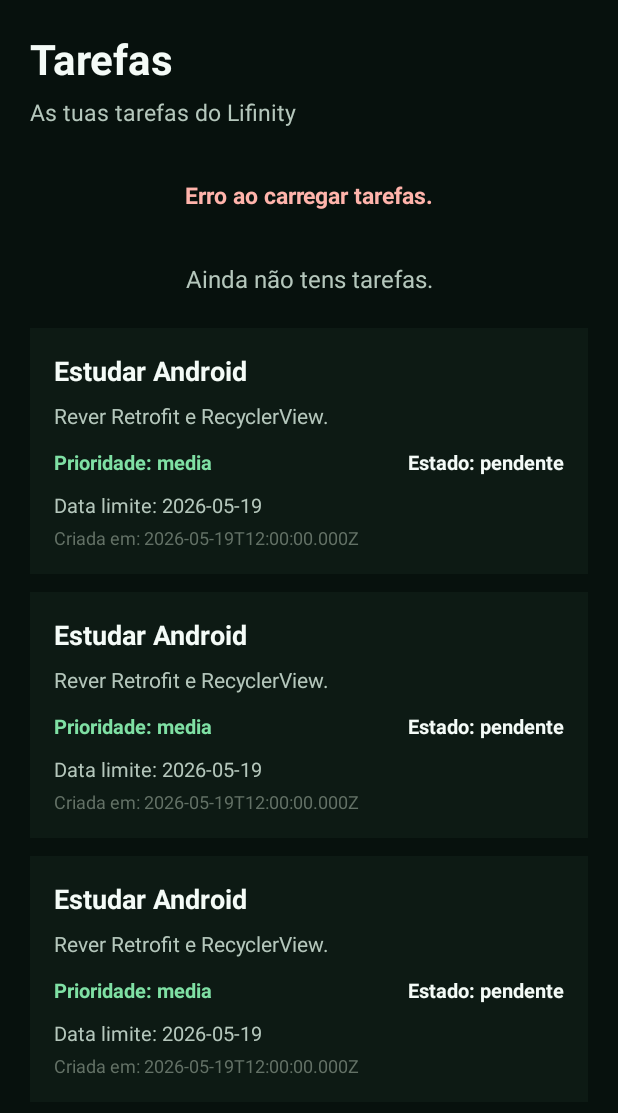
After one commit to oMaiorzeZinho/Lifinity, an Android app: the layout activity_tasks.xml on its own in the app's theme, with its tools: preview values and no code run, on a phone screen of 412 x 824 dp. The commit adds this screen. Shown: the top 1113 px of the screen. Run offline under Robolectric (Android 15) with nearby library versions, the light colour scheme and no system bars.

Commit message:
Adiciona listagem de tarefas no Android

```diff
--- a/android/LifinityAndroid/app/build.gradle.kts
+++ b/android/LifinityAndroid/app/build.gradle.kts
@@ -44,6 +44,7 @@ dependencies {
     implementation(libs.appcompat)
     implementation(libs.constraintlayout)
     implementation(libs.material)
+    implementation("androidx.recyclerview:recyclerview:1.3.2")
     implementation("com.squareup.retrofit2:retrofit:2.11.0")
     implementation("com.squareup.retrofit2:converter-gson:2.11.0")
     implementation("com.squareup.okhttp3:logging-interceptor:4.12.0")
--- a/android/LifinityAndroid/app/src/main/AndroidManifest.xml
+++ b/android/LifinityAndroid/app/src/main/AndroidManifest.xml
@@ -15,6 +15,9 @@
         android:theme="@style/Theme.Lifinity"
         android:usesCleartextTraffic="true">
         <activity
+            android:name=".TasksActivity"
+            android:exported="false" />
+        <activity
             android:name=".LoginActivity"
             android:exported="false" />
         <activity
--- a/android/LifinityAndroid/app/src/main/java/com/lifinity/app/MainActivity.java
+++ b/android/LifinityAndroid/app/src/main/java/com/lifinity/app/MainActivity.java
@@ -33,6 +33,7 @@ public class MainActivity extends AppCompatActivity {
             return insets;
         });
 
+        findViewById(R.id.viewTasksButton).setOnClickListener(v -> openTasksActivity());
         findViewById(R.id.logoutButton).setOnClickListener(v -> logout());
     }
 
@@ -47,6 +48,11 @@ public class MainActivity extends AppCompatActivity {
         finish();
     }
 
+    private void openTasksActivity() {
+        Intent intent = new Intent(this, TasksActivity.class);
+        startActivity(intent);
+    }
+
     private void logout() {
         SharedPreferences preferences = getSharedPreferences(PREFS_NAME, MODE_PRIVATE);
         preferences.edit()
--- /dev/null
+++ b/android/LifinityAndroid/app/src/main/res/layout/activity_tasks.xml
@@ -0,0 +1,74 @@
+<?xml version="1.0" encoding="utf-8"?>
+<LinearLayout xmlns:android="http://schemas.android.com/apk/res/android"
+    xmlns:tools="http://schemas.android.com/tools"
+    android:layout_width="match_parent"
+    android:layout_height="match_parent"
+    android:background="#07110D"
+    android:orientation="vertical"
+    android:padding="20dp"
+    tools:context=".TasksActivity">
+
+    <TextView
+        android:layout_width="match_parent"
+        android:layout_height="wrap_content"
+        android:text="Tarefas"
+        android:textColor="#F4FBF7"
+        android:textSize="28sp"
+        android:textStyle="bold" />
+
+    <TextView
+        android:layout_width="match_parent"
+        android:layout_height="wrap_content"
+        android:layout_marginTop="6dp"
+        android:text="As tuas tarefas do Lifinity"
+        android:textColor="#B5C7BC"
+        android:textSize="15sp" />
+
+    <ProgressBar
+        android:id="@+id/tasksProgressBar"
+        style="?android:attr/progressBarStyleLarge"
+        android:layout_width="wrap_content"
+        android:layout_height="wrap_content"
+        android:layout_gravity="center_horizontal"
+        android:layout_marginTop="40dp"
+        android:indeterminateTint="#7FE0A4"
+        android:visibility="gone" />
+
+    <TextView
+        android:id="@+id/tasksErrorText"
+        android:layout_width="match_parent"
+        android:layout_height="wrap_content"
+        android:layout_marginTop="34dp"
+        android:gravity="center"
+        android:textColor="#FFB4AB"
+        android:textSize="15sp"
+        android:textStyle="bold"
+        android:visibility="gone"
+        tools:text="Erro ao carregar tarefas."
+        tools:visibility="visible" />
+
+    <TextView
+        android:id="@+id/tasksEmptyText"
+        android:layout_width="match_parent"
+        android:layout_height="wrap_content"
+        android:layout_marginTop="34dp"
+        android:gravity="center"
+        android:text="Ainda não tens tarefas."
+        android:textColor="#B5C7BC"
+        android:textSize="16sp"
+        android:visibility="gone"
+        tools:visibility="visible" />
+
+    <androidx.recyclerview.widget.RecyclerView
+        android:id="@+id/tasksRecyclerView"
+        android:layout_width="match_parent"
+        android:layout_height="0dp"
+        android:layout_marginTop="22dp"
+        android:layout_weight="1"
+        android:clipToPadding="false"
+        android:paddingBottom="12dp"
+        android:visibility="gone"
+        tools:listitem="@layout/item_task"
+        tools:visibility="visible" />
+
+</LinearLayout>
--- /dev/null
+++ b/android/LifinityAndroid/app/src/main/res/layout/item_task.xml
@@ -0,0 +1,76 @@
+<?xml version="1.0" encoding="utf-8"?>
+<LinearLayout xmlns:android="http://schemas.android.com/apk/res/android"
+    xmlns:tools="http://schemas.android.com/tools"
+    android:layout_width="match_parent"
+    android:layout_height="wrap_content"
+    android:layout_marginBottom="12dp"
+    android:background="#0D1A14"
+    android:orientation="vertical"
+    android:padding="16dp">
+
+    <TextView
+        android:id="@+id/taskTitleText"
+        android:layout_width="match_parent"
+        android:layout_height="wrap_content"
+        android:textColor="#F4FBF7"
+        android:textSize="18sp"
+        android:textStyle="bold"
+        tools:text="Estudar Android" />
+
+    <TextView
+        android:id="@+id/taskDescriptionText"
+        android:layout_width="match_parent"
+        android:layout_height="wrap_content"
+        android:layout_marginTop="8dp"
+        android:textColor="#B5C7BC"
+        android:textSize="14sp"
+        tools:text="Rever Retrofit e RecyclerView." />
+
+    <LinearLayout
+        android:layout_width="match_parent"
+        android:layout_height="wrap_content"
+        android:layout_marginTop="12dp"
+        android:orientation="horizontal">
+
+        <TextView
+            android:id="@+id/taskPriorityText"
+            android:layout_width="0dp"
+            android:layout_height="wrap_content"
+            android:layout_weight="1"
+            android:textColor="#7FE0A4"
+            android:textSize="13sp"
+            android:textStyle="bold"
+            tools:text="Prioridade: media" />
+
+        <TextView
+            android:id="@+id/taskStatusText"
+            android:layout_width="0dp"
+            android:layout_height="wrap_content"
+            android:layout_marginStart="10dp"
+            android:layout_weight="1"
+            android:gravity="end"
+            android:textColor="#F4FBF7"
+            android:textSize="13sp"
+            android:textStyle="bold"
+            tools:text="Estado: pendente" />
+    </LinearLayout>
+
+    <TextView
+        android:id="@+id/taskDueDateText"
+        android:layout_width="match_parent"
+        android:layout_height="wrap_content"
+        android:layout_marginTop="10dp"
+        android:textColor="#B5C7BC"
+        android:textSize="13sp"
+        tools:text="Data limite: 2026-05-19" />
+
+    <TextView
+        android:id="@+id/taskCreatedAtText"
+        android:layout_width="match_parent"
+        android:layout_height="wrap_content"
+        android:layout_marginTop="4dp"
+        android:textColor="#637166"
+        android:textSize="12sp"
+        tools:text="Criada em: 2026-05-19T12:00:00.000Z" />
+
+</LinearLayout>
```
Also changed, not shown: android/LifinityAndroid/app/src/main/java/com/lifinity/app/TasksActivity.java (added, +176 -0 lines), android/LifinityAndroid/app/src/main/java/com/lifinity/app/adapters/TaskAdapter.java (added, +81 -0 lines), android/LifinityAndroid/app/src/main/java/com/lifinity/app/api/TaskApi.java (added, +14 -0 lines), android/LifinityAndroid/app/src/main/java/com/lifinity/app/models/Task.java (added, +39 -0 lines), android/LifinityAndroid/app/src/main/res/layout/activity_main.xml (+13 -1 lines).
